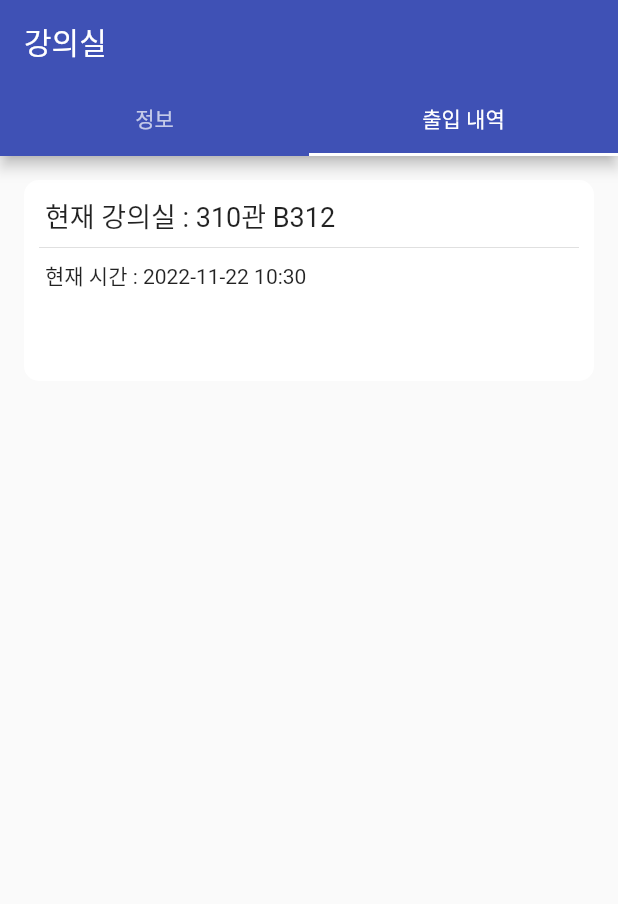
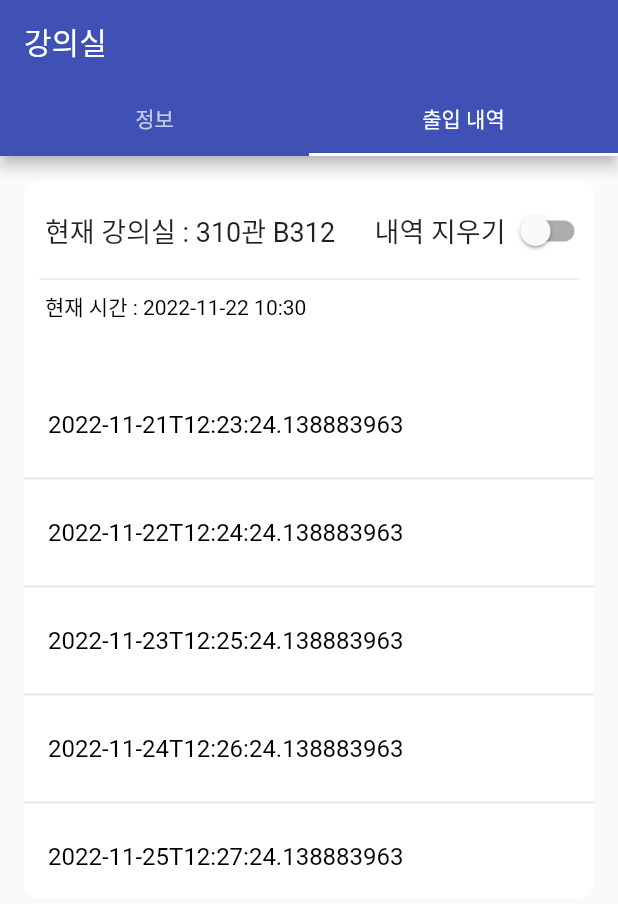
Before and after one commit to CAUHandsOn/Front-end, a Flutter app: the screen it shows after launch, tab 3 chosen, on a phone screen of 412 x 824 dp. Shown: the top 904 px of the screen. Run offline on Flutter 3.47's test engine with Material 2 defaults, Android fonts, the phone set to English and light mode, and no system bars; missing offline and left inert: dart:js_util; network calls fail.

```diff
--- a/lib/src/ui/student_page/student_classroomInfo_widget.dart
+++ b/lib/src/ui/student_page/student_classroomInfo_widget.dart
@@ -1,3 +1,6 @@
+import 'dart:collection';
+import 'dart:js_util';
+
 import 'package:flutter/material.dart';
 import 'package:intl/intl.dart';
 import 'package:provider/provider.dart';
@@ -12,10 +15,24 @@ class ClassroomInfo extends StatefulWidget {
 }
 
 class _ClassroomInfoState extends State<ClassroomInfo> {
-  // late Map<String, List<dynamic>> entryLog;
-  // List<dynamic> entry = List.empty(growable: true);
-  // entry.add("2022-11-21T12:23:24.138883963");
-  // entryLog['310관'] =
+  var _switchValue = false;
+
+  // api로 교체 필요
+  // HashMap --> entryList[건물 이름] = List of 출입 기록
+  // HashMap을 DB에 load 및 save 할 필요 (새로운 출입 생길 시 update 필요)
+  HashMap<String, List<String>> entryLog = HashMap<String, List<String>>();
+  List<String> entry = List.empty(growable: true);
+
+  void addList(){
+    entry.add('2022-11-21T12:23:24.138883963');
+    entry.add('2022-11-22T12:24:24.138883963');
+    entry.add('2022-11-23T12:25:24.138883963');
+    entry.add('2022-11-24T12:26:24.138883963');
+    entry.add('2022-11-25T12:27:24.138883963');
+
+    entryLog['310관 312호'] = entry;
+  }
+
 
   Widget _headCountWidget(int headCount) {
     return Center(
@@ -180,18 +197,32 @@ class _ClassroomInfoState extends State<ClassroomInfo> {
             ),
             child: Column(
               children: [
-                Row(
-                  mainAxisAlignment: MainAxisAlignment.start,
-                  children: [
-                    Padding(
-                      padding: const EdgeInsets.only(top: 10,left: 14),
-                      child: Text(
+                Padding(
+                  padding: const EdgeInsets.only(top: 10,left: 14),
+                  child: Row(
+                    mainAxisAlignment: MainAxisAlignment.spaceBetween,
+                    children: [
+                      Text(
                         '현재 강의실 : 310관 B312',
-                        textAlign: TextAlign.start,
                         style: const TextStyle(fontWeight: FontWeight.w400,fontSize: 18),
                       ),
-                    ),
-                  ],
+                      Row(
+                        children: [
+                          const Text(
+                            '내역 지우기',
+                            style: TextStyle(fontWeight: FontWeight.w400,fontSize: 18),
+                          ),
+                          Switch(
+                              value: _switchValue,
+                              onChanged: (value) {
+                                setState(() {
+                                  _switchValue = value;
+                                });
+                              }),
+                        ],
+                      ),
+                    ],
+                  ),
                 ),
                 const Divider(
                   endIndent: 10,
@@ -202,12 +233,57 @@ class _ClassroomInfoState extends State<ClassroomInfo> {
                   children: [
                     Padding(
                       padding: const EdgeInsets.only(left: 14),
-                      child: Text('현재 시간 : ${DateFormat('yyyy-MM-dd kk:mm').format(DateTime.now())}'),
+                      child: Text('현재 시간 : ${DateFormat('yyyy-MM-dd kk:mm').format(DateTime.now())}',
+                      style: TextStyle(color: Colors.black),),
                     ),
                   ],
                 ),
-                const SizedBox(height: 60,),
+                const SizedBox(height: 40,),
 
+                entryLog!['310관 312호']!.isEmpty
+                    ? const Padding( //비어 있으면
+                        padding: EdgeInsets.all(16.0),
+                        child: Center(
+                          child : Text("현재 강의실에 참석한 학생이 없습니다", style:
+                          TextStyle(fontSize: 20,
+                              color: Colors.black),
+                          ),),
+                      )
+                    : _switchValue //비어 있지 않으며 내역 지우기가 활성화 일 시
+                    ? ListView.separated(
+                        shrinkWrap: true,
+                        physics: const NeverScrollableScrollPhysics(),
+                        itemCount: entryLog!['310관 312호']!.length,
+                        itemBuilder: (context, index) {
+                          return Dismissible(
+                            key: ValueKey(entryLog!['310관 312호']![index]),
+                            direction: DismissDirection.startToEnd,//왼쪽에서 오른쪽으로 스와이프
+                            onDismissed: (direction){//값을 완전히 삭제
+                              setState(() {
+                                if(direction== DismissDirection.startToEnd){
+                                  entryLog!['310관 312호']!.removeAt(index);
+                                }
+                              });
+                            },
+                            child: ListTile(
+                              title: Text('${entryLog!['310관 312호']![index]}'),
+                            ),
+                          );
+                        }, separatorBuilder: (BuildContext context, int index) => const Divider(thickness: 1),
+                      )
+                    : ListView.separated( //비어 있지 않으며 내역 지우기가 비활성화 일 시
+                          shrinkWrap: true,
+                          physics: const NeverScrollableScrollPhysics(),
+                          itemCount: entryLog!['310관 312호']!.length,
+                          itemBuilder: (context, index) => ListTile(
+                            title: Text(entryLog!['310관 312호']![index], style: const TextStyle(
+                              color: Colors.black,
+                              fontSize: 16,
+                              ),
+                            ),
+                          ),
+                          separatorBuilder: (BuildContext context, int index) => const Divider(thickness: 1),
+                        ),
               ],
             ),
           ),
@@ -218,7 +294,9 @@ class _ClassroomInfoState extends State<ClassroomInfo> {
 
   @override
   Widget build(BuildContext context) {
-    //headCount값 가져올 수 있게끔 api수정 필요
+    //api로 교체 필요
+    addList();
+
     return DefaultTabController(
       length: 2,
       child: Scaffold(
```
